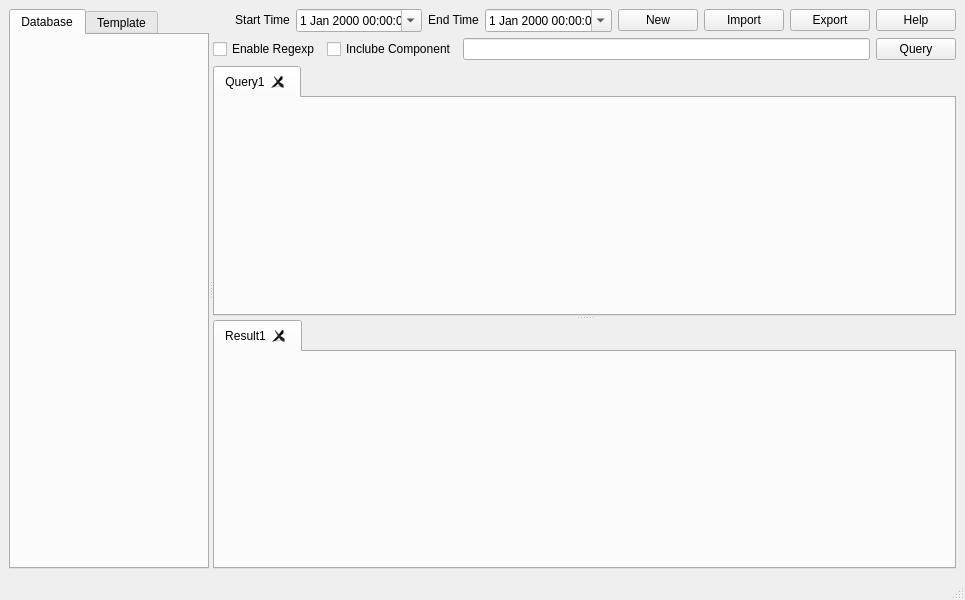
Old version of the form resource/gui/LogAnalysis.ui in the repository Bader-CN/LogAnalysis.
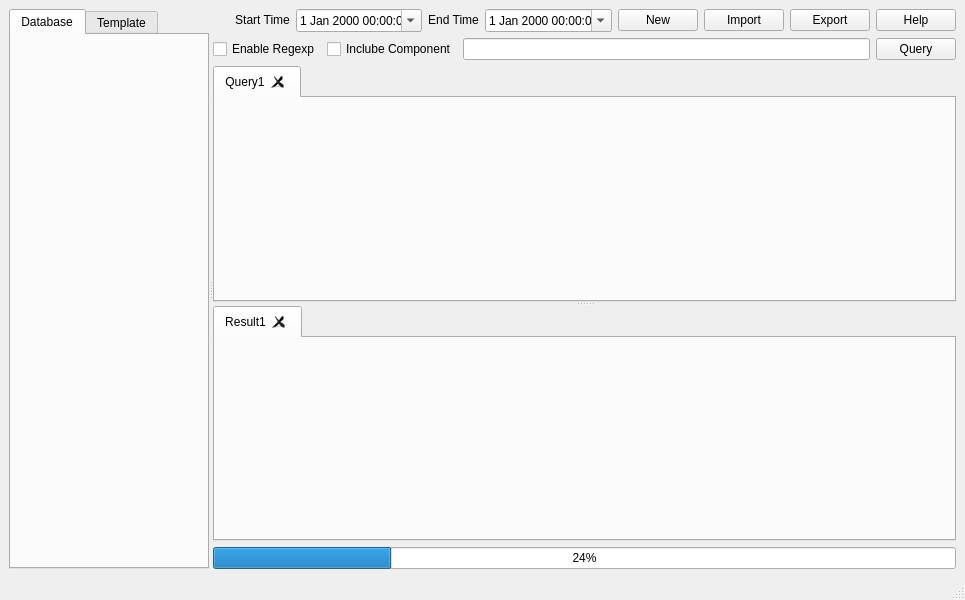
New version of the form.

Commit message: optimize import_to_db function

```diff
--- a/resource/gui/LogAnalysis.ui
+++ b/resource/gui/LogAnalysis.ui
@@ -292,6 +292,13 @@
           </widget>
          </widget>
         </item>
+        <item>
+         <widget class="QProgressBar" name="progressBar">
+          <property name="value">
+           <number>24</number>
+          </property>
+         </widget>
+        </item>
        </layout>
       </widget>
      </widget>
```
The commit also changes 2 other files.
